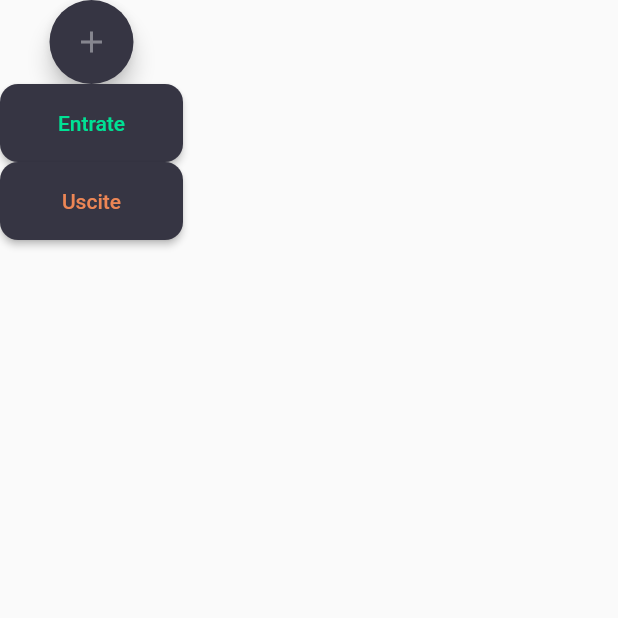
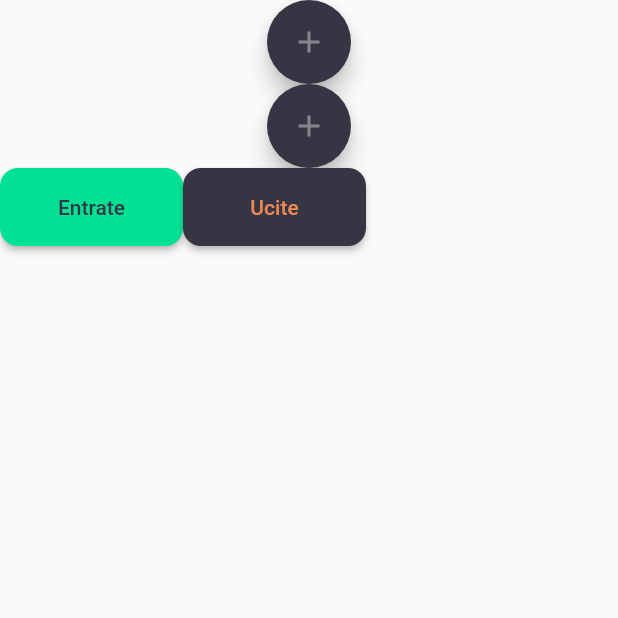
Before and after one commit to davidevignozzi/flutter_exp_tracker, a Flutter app: the screen it shows after launch, after a tap on "Entrate", on a phone screen of 412 x 824 dp, the top half of it. Run offline on Flutter 3.47's test engine with Material 2 defaults, Android fonts, the light colour scheme and no system bars.

Commit message:
Select form started

```diff
--- /dev/null
+++ b/lib/Widgets/Buttons/arrow.dart
@@ -0,0 +1,17 @@
+import 'package:exp_tracker/Widgets/palette.dart';
+import 'package:flutter/material.dart';
+import 'package:exp_tracker/Widgets/palette.dart';
+
+class arrow extends StatelessWidget {
+  @override
+  Widget build(BuildContext context) {
+    return FloatingActionButton(
+      backgroundColor: Palette.myBg, //Colors.blue,
+      foregroundColor: Palette.myWhite, //Colors.red,
+      child: Icon(Icons.add),
+      onPressed: () {
+        print("+");
+      },
+    );
+  }
+}
--- a/lib/Widgets/Buttons/inbound.dart
+++ /dev/null
@@ -1,24 +0,0 @@
-import 'package:exp_tracker/Widgets/palette.dart';
-import 'package:flutter/material.dart';
-import 'package:exp_tracker/Widgets/palette.dart';
-
-class inboundButton extends StatelessWidget {
-  @override
-  Widget build(BuildContext context) {
-    return Container(
-      width: 122.0,
-      height: 52.0,
-      child: ElevatedButton(
-        onPressed: () {
-          print("Entrata");
-        },
-        child: Text('Entrate'),
-        style: ElevatedButton.styleFrom(
-            primary: Palette.myBg,
-            onPrimary: Palette.myGreen,
-            shape: RoundedRectangleBorder(
-                borderRadius: BorderRadius.circular(12))),
-      ),
-    );
-  }
-}
--- a/lib/Widgets/Buttons/outgoing.dart
+++ /dev/null
@@ -1,24 +0,0 @@
-import 'package:exp_tracker/Widgets/palette.dart';
-import 'package:flutter/material.dart';
-import 'package:exp_tracker/Widgets/palette.dart';
-
-class outgoingButton extends StatelessWidget {
-  @override
-  Widget build(BuildContext context) {
-    return Container(
-      width: 122.0,
-      height: 52.0,
-      child: ElevatedButton(
-        onPressed: () {
-          print("Uscita");
-        },
-        child: Text('Uscite'),
-        style: ElevatedButton.styleFrom(
-            primary: Palette.myBg,
-            onPrimary: Palette.myOrange,
-            shape: RoundedRectangleBorder(
-                borderRadius: BorderRadius.circular(12))),
-      ),
-    );
-  }
-}
--- /dev/null
+++ b/lib/Widgets/Form/select.dart
@@ -0,0 +1,61 @@
+import 'package:exp_tracker/Widgets/palette.dart';
+import 'package:flutter/material.dart';
+import 'package:exp_tracker/Widgets/palette.dart';
+
+class selectState extends StatefulWidget {
+  @override
+  select createState() => new select();
+}
+
+class select extends State<selectState> {
+  bool outgoingSelected = false;
+  bool inboundSelected = false;
+
+  Widget build(BuildContext context) {
+    inboundPressed() {
+      setState(() {
+        inboundSelected = !inboundSelected;
+        outgoingSelected = false;
+      });
+    }
+
+    outgoingPressed() {
+      setState(() {
+        outgoingSelected = !outgoingSelected;
+        inboundSelected = false;
+      });
+    }
+
+    return Container(
+      child: Row(children: [
+        Container(
+          // INBOUND
+          width: 122.0,
+          height: 52.0,
+          child: ElevatedButton(
+            onPressed: inboundPressed,
+            child: Text("Entrate"),
+            style: ElevatedButton.styleFrom(
+                primary: inboundSelected ? Palette.myGreen : Palette.myBg,
+                onPrimary: inboundSelected ? Palette.myBg : Palette.myGreen,
+                shape: RoundedRectangleBorder(
+                    borderRadius: BorderRadius.circular(12))),
+          ),
+        ),
+        Container(
+            //OUTGOING
+            width: 122.0,
+            height: 52.0,
+            child: ElevatedButton(
+              onPressed: outgoingPressed,
+              child: Text("Ucite"),
+              style: ElevatedButton.styleFrom(
+                  primary: outgoingSelected ? Palette.myOrange : Palette.myBg,
+                  onPrimary: outgoingSelected ? Palette.myBg : Palette.myOrange,
+                  shape: RoundedRectangleBorder(
+                      borderRadius: BorderRadius.circular(12))),
+            ))
+      ]),
+    );
+  }
+}
--- a/lib/main.dart
+++ b/lib/main.dart
@@ -1,12 +1,13 @@
-import 'package:exp_tracker/Widgets/Buttons/inbound.dart';
-import 'package:exp_tracker/Widgets/Buttons/outgoing.dart';
+import 'package:exp_tracker/Widgets/Buttons/arrow.dart';
 import 'package:exp_tracker/Widgets/Buttons/plus.dart';
+import 'package:exp_tracker/Widgets/Form/select.dart';
+
 import 'package:exp_tracker/Widgets/palette.dart';
 
 import 'package:flutter/material.dart';
 
 void main() {
-  runApp(const MyApp());
+  runApp(MyApp());
 }
 
 class MyApp extends StatelessWidget {
@@ -20,7 +21,13 @@ class MyApp extends StatelessWidget {
       ),
       home: Scaffold(
         body: Column(
-          children: [plus(), inboundButton(), outgoingButton()],
+          children: [
+            arrow(),
+            plus(),
+            // inboundButton(),
+            // outgoingButton(),
+            selectState(),
+          ],
         ),
       ),
       //home: Select(),
```
Also changed, not shown: lib/Widgets/palette.dart (+0 -8 lines).
